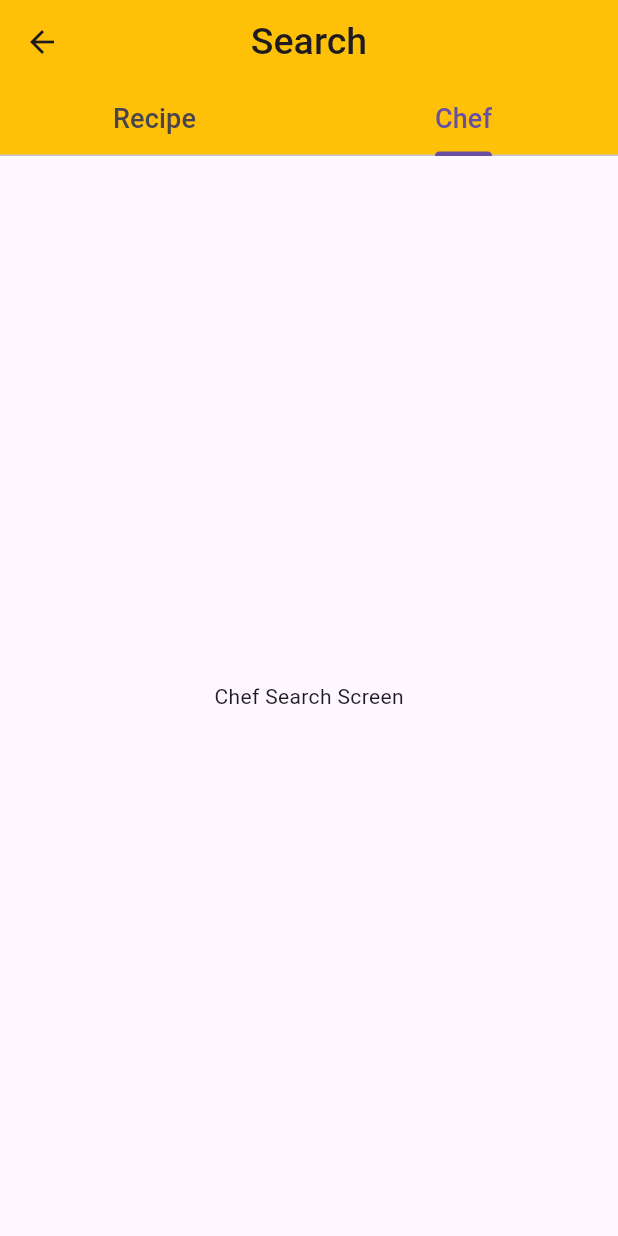
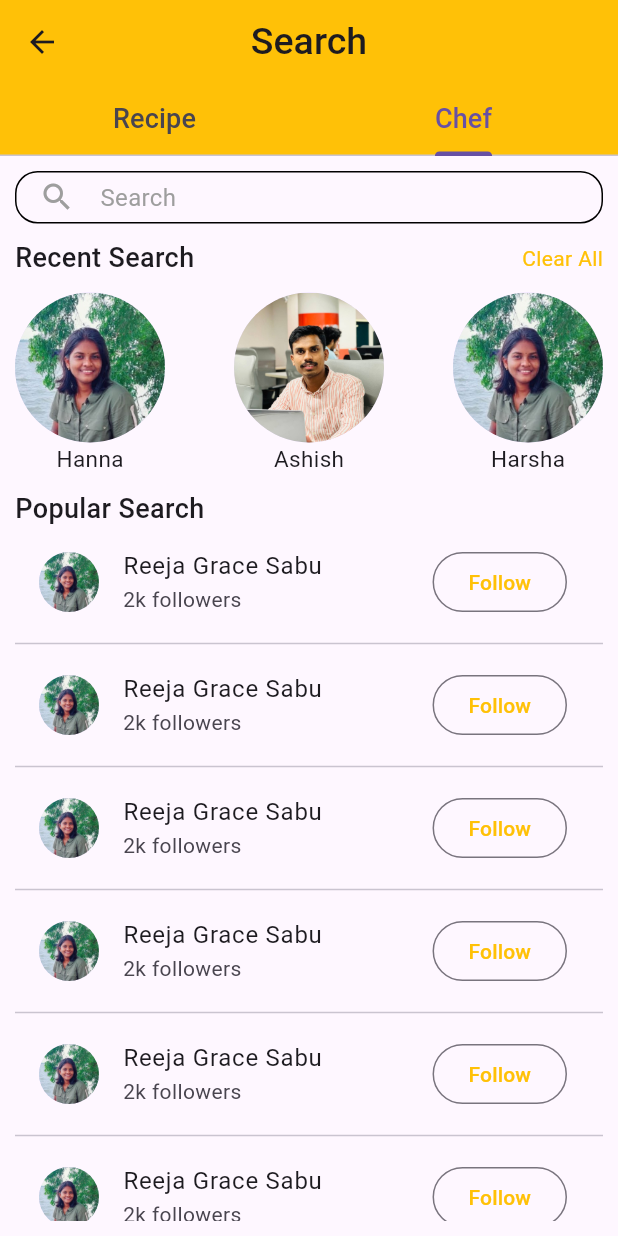
Before and after one commit to reeja1046/recipe_app, a Flutter app: the SearchScreen screen opened directly, tab 2 chosen, on a phone screen of 412 x 824 dp. Run offline on Flutter 3.47's test engine with Material 3 defaults, Android fonts, the phone set to English and light mode, and no system bars; our stand-ins replace firebase_auth, firebase_core, fluttertoast, font_awesome_flutter; missing offline and left inert: super_bottom_navigation_bar; accounts and stored records are empty.

Commit message:
After chef search ui

```diff
--- a/lib/view/screens/search/chef/chef_search_screen.dart
+++ b/lib/view/screens/search/chef/chef_search_screen.dart
@@ -1,15 +1,105 @@
-
-
-
 import 'package:flutter/material.dart';
+import 'package:recipe_app/view/screens/search/chef/popular_chef_listtile.dart';
 
 class ChefSearchScreen extends StatelessWidget {
   const ChefSearchScreen({super.key});
 
   @override
   Widget build(BuildContext context) {
-    return const Center(
-      child: Text('Chef Search Screen'),
+    return SingleChildScrollView(
+      child: Column(
+        crossAxisAlignment: CrossAxisAlignment.start,
+        children: [
+          Container(
+            decoration: BoxDecoration(
+                border: Border.all(
+                  color: Colors.black,
+                  width: 1,
+                ),
+                borderRadius: BorderRadius.circular(15)),
+            height: 35,
+            width: MediaQuery.of(context).size.width,
+            child: const Padding(
+              padding: EdgeInsets.only(left: 15),
+              child: Row(
+                mainAxisAlignment: MainAxisAlignment.start,
+                children: [
+                  Icon(
+                    Icons.search,
+                    color: Colors.grey,
+                  ),
+                  Text(
+                    '    Search',
+                    style: TextStyle(color: Colors.grey, fontSize: 16),
+                  )
+                ],
+              ),
+            ),
+          ),
+          const SizedBox(height: 10),
+          const Row(
+            mainAxisAlignment: MainAxisAlignment.spaceBetween,
+            children: [
+              Text(
+                'Recent Search',
+                style: TextStyle(fontSize: 18, fontWeight: FontWeight.w500),
+              ),
+              Text(
+                'Clear All',
+                style: TextStyle(color: Colors.amber),
+              )
+            ],
+          ),
+          const SizedBox(height: 10),
+          const Row(
+            mainAxisAlignment: MainAxisAlignment.spaceBetween,
+            children: [
+              Column(
+                children: [
+                  CircleAvatar(
+                    radius: 50,
+                    backgroundImage: AssetImage('assets/hanna.jpg'),
+                  ),
+                  Text(
+                    'Hanna',
+                    style: TextStyle(fontSize: 15, fontWeight: FontWeight.w400),
+                  ),
+                ],
+              ),
+              Column(
+                children: [
+                  CircleAvatar(
+                    radius: 50,
+                    backgroundImage: AssetImage('assets/ashishresume.jpg'),
+                  ),
+                  Text(
+                    'Ashish',
+                    style: TextStyle(fontSize: 15, fontWeight: FontWeight.w400),
+                  ),
+                ],
+              ),
+              Column(
+                children: [
+                  CircleAvatar(
+                    radius: 50,
+                    backgroundImage: AssetImage('assets/hanna.jpg'),
+                  ),
+                  Text(
+                    'Harsha',
+                    style: TextStyle(fontSize: 15, fontWeight: FontWeight.w400),
+                  ),
+                ],
+              ),
+            ],
+          ),
+          const SizedBox(height: 10),
+          const Text(
+            'Popular Search',
+            style: TextStyle(fontSize: 18, fontWeight: FontWeight.w500),
+          ),
+          PopularChefListTile(),
+        ],
+      ),
     );
   }
 }
--- /dev/null
+++ b/lib/view/screens/search/chef/popular_chef_listtile.dart
@@ -0,0 +1,33 @@
+import 'package:flutter/material.dart';
+
+class PopularChefListTile extends StatelessWidget {
+  const PopularChefListTile({super.key});
+
+  @override
+  Widget build(BuildContext context) {
+    return ListView.separated(
+        physics: NeverScrollableScrollPhysics(),
+        shrinkWrap: true,
+        itemCount: 10,
+        itemBuilder: (BuildContext context, int index) {
+          // Your builder function goes here
+          return ListTile(
+            leading: const CircleAvatar(
+              backgroundImage: AssetImage('assets/hanna.jpg'),
+            ),
+            title: const Text('Reeja Grace Sabu'),
+            subtitle: const Text('2k followers'),
+            trailing: OutlinedButton(
+              onPressed: () {},
+              child: const Text(
+                'Follow',
+                style: TextStyle(color: Colors.amber),
+              ),
+            ),
+          );
+        },
+        separatorBuilder: (BuildContext context, int index) => const Divider(
+              height: 10,
+            ));
+  }
+}
--- a/lib/view/screens/search/recipe/top_search_card.dart
+++ b/lib/view/screens/search/recipe/top_search_card.dart
@@ -30,7 +30,7 @@ class TopSearchCard extends StatelessWidget {
             ),
             const Text(
               'Chicken Biriyani',
-              style: TextStyle(fontSize: 16),
+              style: TextStyle(fontSize: 15, fontWeight: FontWeight.w500),
             ),
           ],
         ),
@@ -48,14 +48,14 @@ class TopSearchCard extends StatelessWidget {
               child: ClipRRect(
                 borderRadius: BorderRadius.circular(20),
                 child: Image.asset(
-                  'assets/chicken biriyani.jpg',
+                  'assets/egg noodles.jpg',
                   fit: BoxFit.cover,
                 ),
               ),
             ),
             const Text(
               'Chicken Biriyani',
-              style: TextStyle(fontSize: 16),
+              style: TextStyle(fontSize: 15, fontWeight: FontWeight.w500),
             ),
           ],
         ),
```
Also changed, not shown: assets/ashish.jpg (added), assets/ashishresume.jpg (added), assets/hanna.jpg (added).
